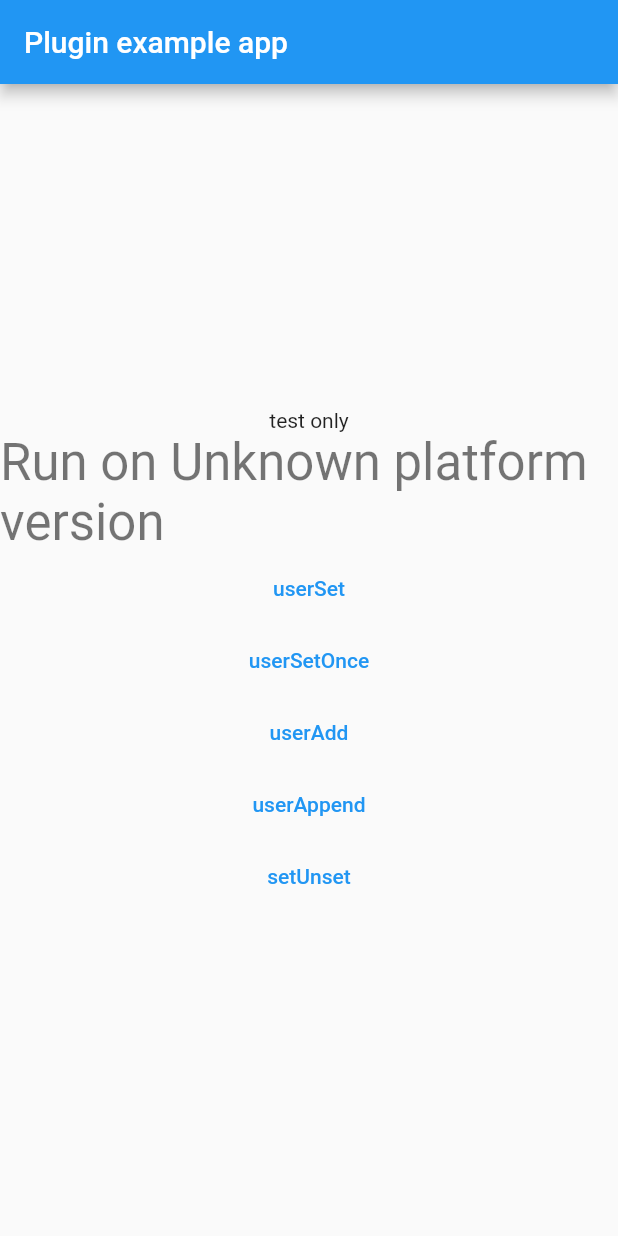
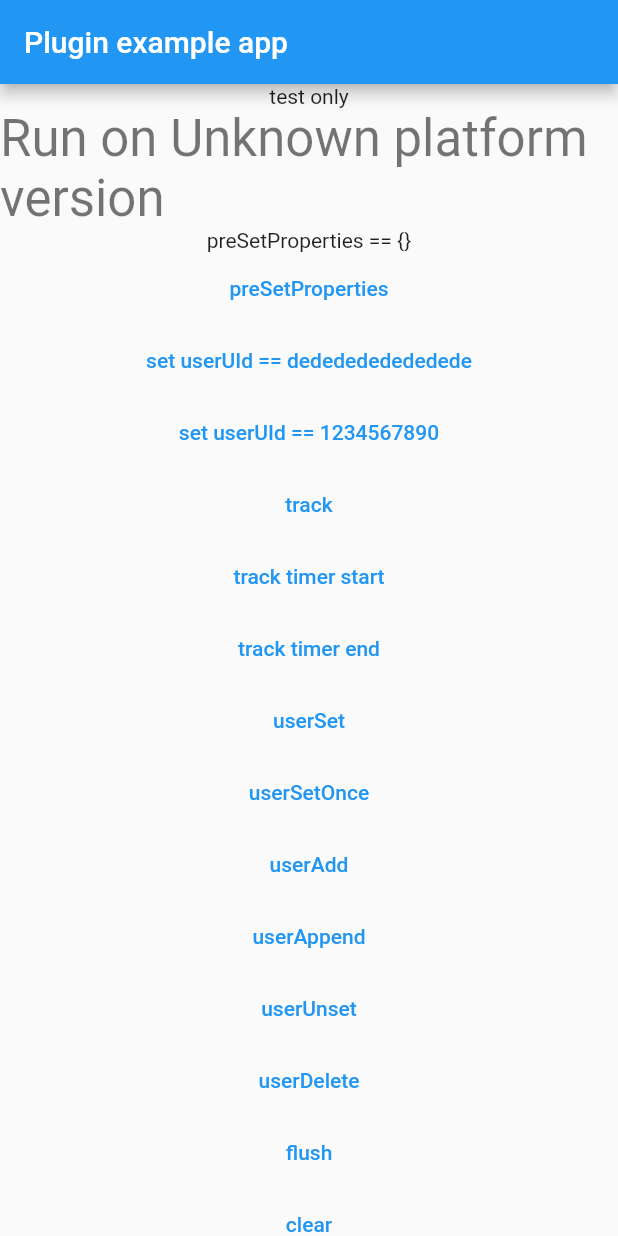
Before and after one commit to hinadt/hina-flutter-plugin, a Flutter app: the screen it shows after launch, on a phone screen of 412 x 824 dp. Run offline on Flutter 3.47's test engine with Material 2 defaults, Android fonts, the phone set to English and light mode, and no system bars; our stand-ins replace plugin_platform_interface.

Commit message:
完善demo

```diff
--- a/example/lib/main.dart
+++ b/example/lib/main.dart
@@ -17,6 +17,7 @@ class MyApp extends StatefulWidget {
 
 class _MyAppState extends State<MyApp> {
   String _platformVersion = 'Unknown';
+  Map<String, dynamic>? _presetProperties = {};
 
   // final _hinaFlutterPlugin = HinaFlutterPlugin();
 
@@ -36,10 +37,7 @@ class _MyAppState extends State<MyApp> {
     initPlatformState();
     //
     HinaFlutterPlugin.registerCommonProperties({'app_name': '张三啦啦啦'});
-    HinaFlutterPlugin.setDeviceUId("dedededededede");
-    HinaFlutterPlugin.setUserUId("1234567890");
-    HinaFlutterPlugin.track('eventname',
-        {'ProductID': '123456', 'ProductCatalog': 'Laptop Computer'});
+
   }
 
   // Platform messages are asynchronous, so we initialize in an async method.
@@ -72,6 +70,7 @@ class _MyAppState extends State<MyApp> {
           title: const Text('Plugin example app'),
         ),
         body: Center(
+          child: Scrollbar(
             child: Column(
               mainAxisAlignment: MainAxisAlignment.center,
               children: <Widget>[
@@ -82,15 +81,57 @@ class _MyAppState extends State<MyApp> {
                   'Run on $_platformVersion',
                   style: Theme.of(context).textTheme.headlineMedium,
                 ),
+                Text(
+                  'preSetProperties == $_presetProperties',
+                ),
+                TextButton(onPressed: _buttonGetPresetProperties, child: Text('preSetProperties')),
+                TextButton(onPressed: _buttonSetDeviceUId, child: const Text('set userUId == dededededededede')),
+                TextButton(onPressed: _buttonSetUserUId, child: const Text('set userUId == 1234567890')),
+                TextButton(onPressed: _buttonTrack, child: const Text('track')),
+                TextButton(onPressed: _buttonTrackTimerStart, child: const Text('track timer start')),
+                TextButton(onPressed: _buttonTrackTimerEnd, child: const Text('track timer end')),
                 TextButton(onPressed: _buttonSet, child: const Text('userSet')),
                 TextButton(onPressed: _buttonSetOnce, child: const Text('userSetOnce')),
                 TextButton(onPressed: _buttonAdd, child: const Text('userAdd')),
                 TextButton(onPressed: _buttonAppend, child: const Text('userAppend')),
-                TextButton(onPressed: _buttonUnset, child: const Text('setUnset')),
+                TextButton(onPressed: _buttonUnset, child: const Text('userUnset')),
+                TextButton(onPressed: _buttonDelete, child: const Text('userDelete')),
+                TextButton(onPressed: _buttonFlush, child: const Text('flush')),
+                TextButton(onPressed: _buttonClear, child: const Text('clear')),
               ],
-        )),
+        ))),
+
       ),
     );
+  }
+  void _buttonGetPresetProperties() async {
+    var result = await HinaFlutterPlugin.getPresetProperties();
+    setState(() {
+      _presetProperties = result;
+    });
+  }
+
+  void _buttonSetDeviceUId() {
+    HinaFlutterPlugin.setDeviceUId('dededededededede');
+  }
+
+  void _buttonSetUserUId() {
+    HinaFlutterPlugin.setUserUId('1234567890');
+  }
+
+  void _buttonTrack() {
+    HinaFlutterPlugin.track('clickPro',
+        {'ProductID': '123456', 'ProductCatalog': 'Laptop Computer'});
+  }
+
+  void _buttonTrackTimerStart() {
+    HinaFlutterPlugin.trackTimerStart("dingo");
+  }
+
+  void _buttonTrackTimerEnd() {
+    var p = <String, dynamic>{};
+    p["from"] = 'black';
+    HinaFlutterPlugin.trackTimerEnd('dingo', p);
   }
 
   void _buttonSet() {
@@ -119,4 +160,16 @@ class _MyAppState extends State<MyApp> {
   void _buttonUnset() {
     HinaFlutterPlugin.userUnset("user_name");
   }
+
+  void _buttonDelete() {
+    HinaFlutterPlugin.userDelete();
+  }
+
+  void _buttonFlush() {
+    HinaFlutterPlugin.flush();
+  }
+
+  void _buttonClear() {
+    HinaFlutterPlugin.clear();
+  }
 }
```
